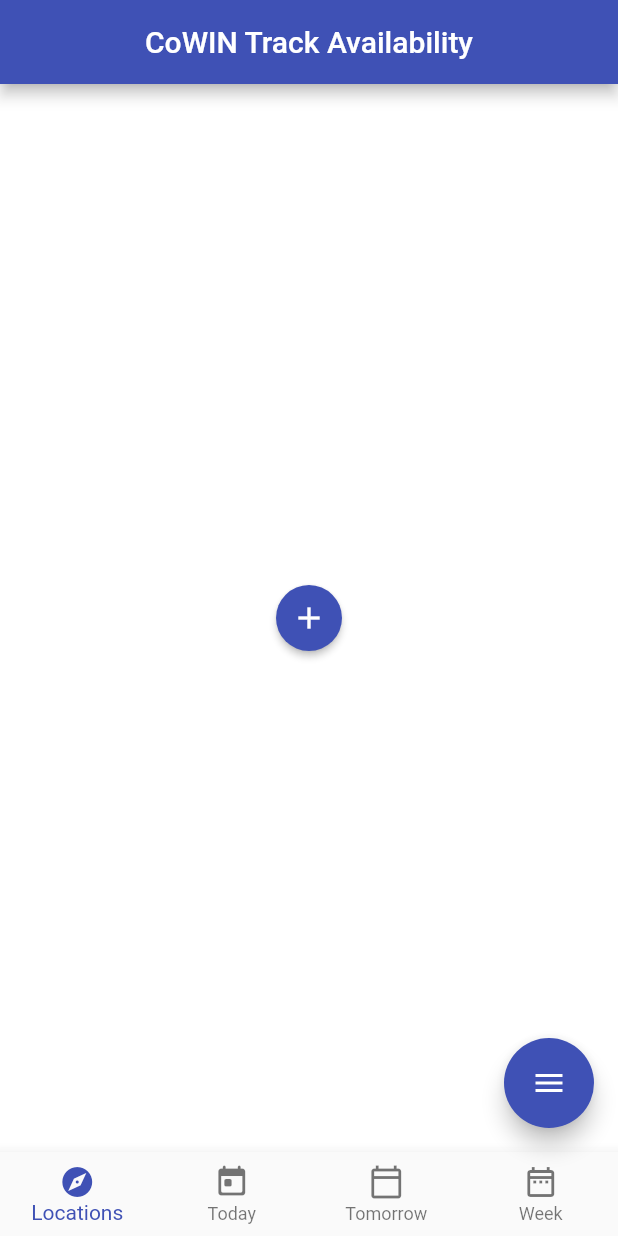
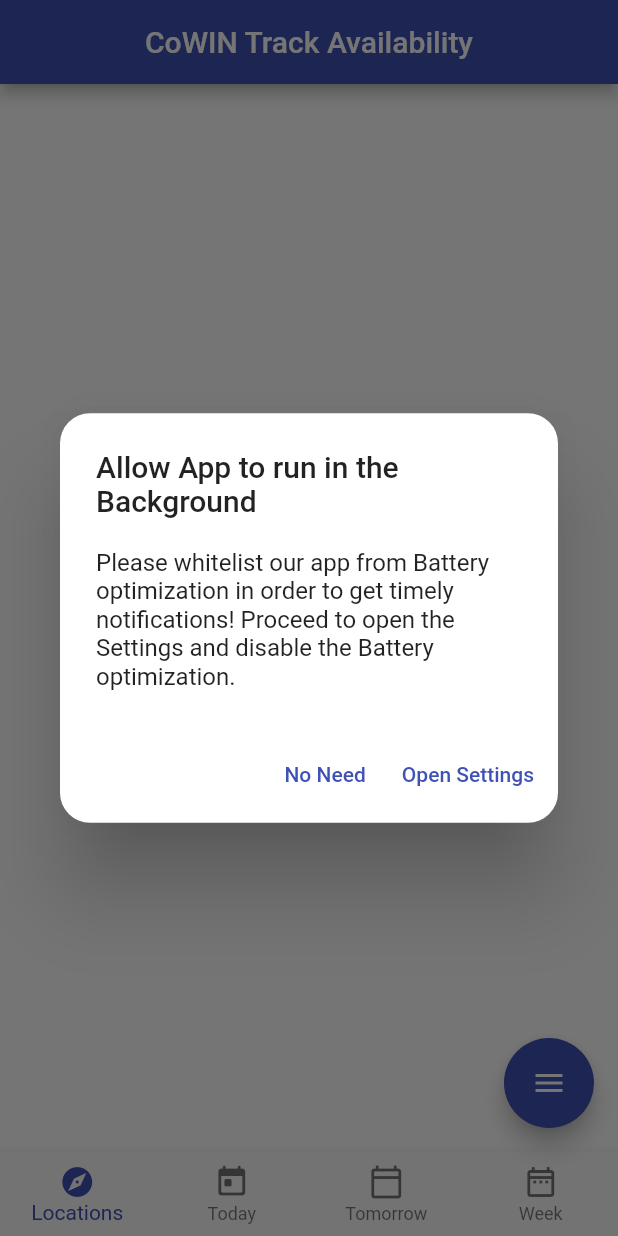
Before and after one commit to MakeshVineeth/cowin_track_availability, a Flutter app: the screen it shows after launch, on a phone screen of 412 x 824 dp. Run offline on Flutter 3.47's test engine with Material 2 defaults, Android fonts, the phone set to English and light mode, and no system bars; drawn by our look-alikes of flutter_speed_dial; our stand-ins replace adaptive_theme, flutter_local_notifications, flutter_markdown, loading_indicator, shared_preferences, sqflite; missing offline and left inert: background_fetch, battery_optimization, device_apps, expand_widget, flutter_scroll_to_top, in_app_update; accounts and stored records are empty; network calls fail.

Commit message:
New Features #2

```diff
--- /dev/null
+++ b/assets/version.txt
@@ -0,0 +1 @@
+1.1
--- a/lib/commons.dart
+++ b/lib/commons.dart
@@ -3,7 +3,7 @@ import 'package:flutter/services.dart';
 
 class CommonData {
   static final String appTitle = 'CoWIN Track Availability';
-  static final String appVer = '1.0.1';
+  static final String appVer = '1.1';
   static final String appDesc =
       'An Open-Source App that can track Vaccines in India using CoWIN Public APIs. Supports Notifications and Dark Theme based on System Default Theme. Retrieves data directly from the CoWIN Public APIs.';
   static final String logoAsset = 'assets/vaccine.png';
@@ -29,6 +29,7 @@ class CommonData {
 
   static final String versionPref = 'versionPref';
   static final String versionAsset = 'assets/version.txt';
+  static final String batteryOptimizationPref = 'first_launch';
 
   static final Map<String, int> intervals = {
     '15 min': 15,
--- /dev/null
+++ b/lib/interface/batteryWarning.dart
@@ -0,0 +1,35 @@
+import 'package:battery_optimization/battery_optimization.dart';
+import 'package:cowin_track_availability/commons.dart';
+import 'package:flutter/material.dart';
+import 'package:shared_preferences/shared_preferences.dart';
+
+class BatteryWarning extends StatelessWidget {
+  const BatteryWarning({Key key}) : super(key: key);
+
+  @override
+  Widget build(BuildContext context) {
+    return AlertDialog(
+      shape: RoundedRectangleBorder(
+        borderRadius: BorderRadius.circular(CommonData.radius),
+      ),
+      title: Text('Allow App to run in the Background'),
+      content: Text(
+          'Please whitelist our app from Battery optimization in order to get timely notifications! Proceed to open the Settings and disable the Battery optimization.'),
+      actions: [
+        TextButton(
+          onPressed: () async {
+            final prefs = await SharedPreferences.getInstance();
+            prefs.setBool(CommonData.batteryOptimizationPref, false);
+            Navigator.pop(context);
+          },
+          child: Text('No Need'),
+        ),
+        TextButton(
+          onPressed: () =>
+              BatteryOptimization.openBatteryOptimizationSettings(),
+          child: Text('Open Settings'),
+        ),
+      ],
+    );
+  }
+}
--- a/lib/interface/themeDialog.dart
+++ b/lib/interface/themeDialog.dart
@@ -62,6 +62,7 @@ class _ThemeDialogState extends State<ThemeDialog> {
   Widget build(BuildContext context) {
     return AlertDialog(
       shape: shape,
+      title: Text('Choose Theme'),
       content: Column(
         mainAxisSize: MainAxisSize.min,
         children: <Widget>[
--- a/lib/screens/home.dart
+++ b/lib/screens/home.dart
@@ -1,5 +1,6 @@
 import 'package:cowin_track_availability/commons.dart';
 import 'package:cowin_track_availability/global_functions.dart';
+import 'package:cowin_track_availability/interface/batteryWarning.dart';
 import 'package:cowin_track_availability/interface/fade_indexed_stack.dart';
 import 'package:cowin_track_availability/interface/markdown.dart';
 import 'package:cowin_track_availability/interface/placeholderScaffold.dart';
@@ -35,19 +36,26 @@ class _HomeState extends State<Home> {
 
     // To Display Changelog
     _globalFunctions.isAppNewVersion().then((value) async {
-      String changelog = await rootBundle.loadString('assets/CHANGELOG.md');
-      showDialog(
-        context: context,
-        builder: (context) => MarkDownView(changelog: changelog),
-      );
+      if (value) {
+        String changelog = await rootBundle.loadString('assets/CHANGELOG.md');
+        final pref = await SharedPreferences.getInstance();
+        pref.setDouble(
+            CommonData.versionPref, double.tryParse(CommonData.appVer));
 
-      final pref = await SharedPreferences.getInstance();
-      pref.setDouble(
-          CommonData.versionPref, double.tryParse(CommonData.appVer));
+        final route = MaterialPageRoute(
+            builder: (context) => MarkDownView(changelog: changelog));
+        Navigator.push(context, route);
+      }
     });
 
     // To display native updater.
     _globalFunctions.updater();
+
+    // Check battery optimization.
+    _globalFunctions.batteryOptimizationCheck().then((value) async {
+      if (!value && await _globalFunctions.getBatteryPref())
+        showDialog(context: context, builder: (context) => BatteryWarning());
+    });
 
     super.initState();
   }
--- a/lib/screens/weekScreen/weekScreen.dart
+++ b/lib/screens/weekScreen/weekScreen.dart
@@ -122,7 +122,7 @@ class _WeekScreenState extends State<WeekScreen> {
           centres.add(NotAvailableWidget('${district['districtName']}'));
 
         centres.sort((a, b) =>
-            a.runtimeType.toString().compareTo(b.runtimeType.toString()));
+            b.runtimeType.toString().compareTo(a.runtimeType.toString()));
       }
     } catch (_) {}
   }
--- a/pubspec.yaml
+++ b/pubspec.yaml
@@ -2,7 +2,7 @@ name: cowin_track_availability
 description: A Flutter project that can track Vaccines in India using CoWIN Public APIs.
 
 publish_to: 'none'
-version: 1.0.1+3
+version: 1.1+3
 
 environment:
   sdk: ">=2.7.0 <3.0.0"
```
Also changed, not shown: lib/global_functions.dart (+22 -2 lines), lib/interface/markdown.dart (+33 -7 lines), 3 other files.
